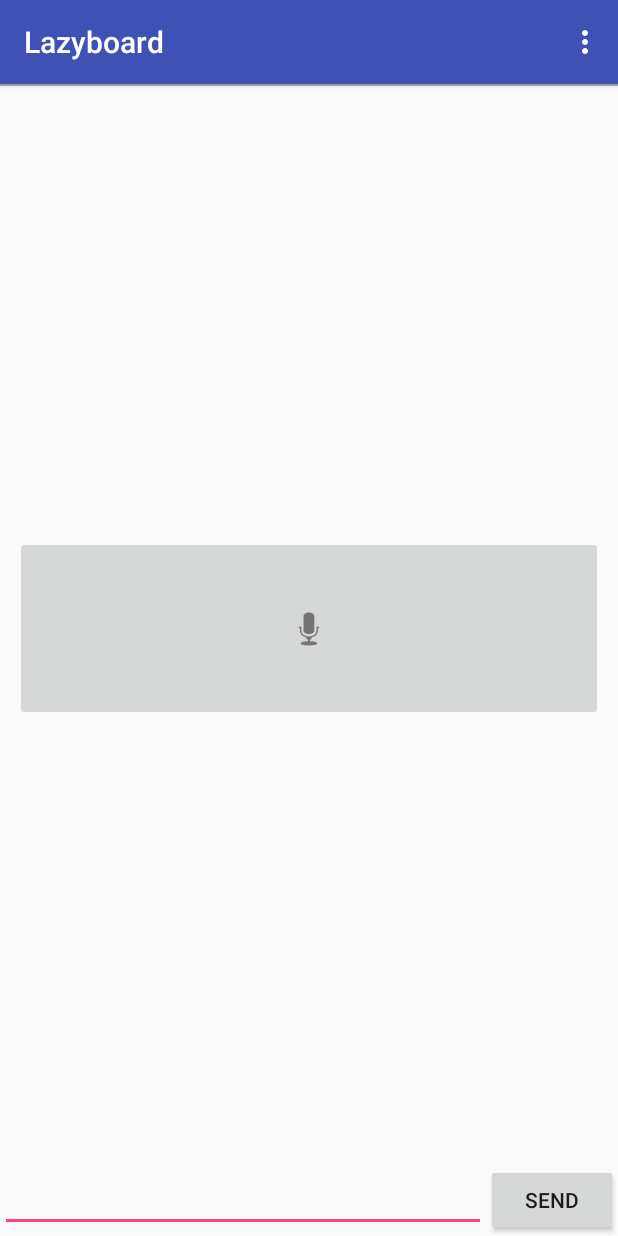
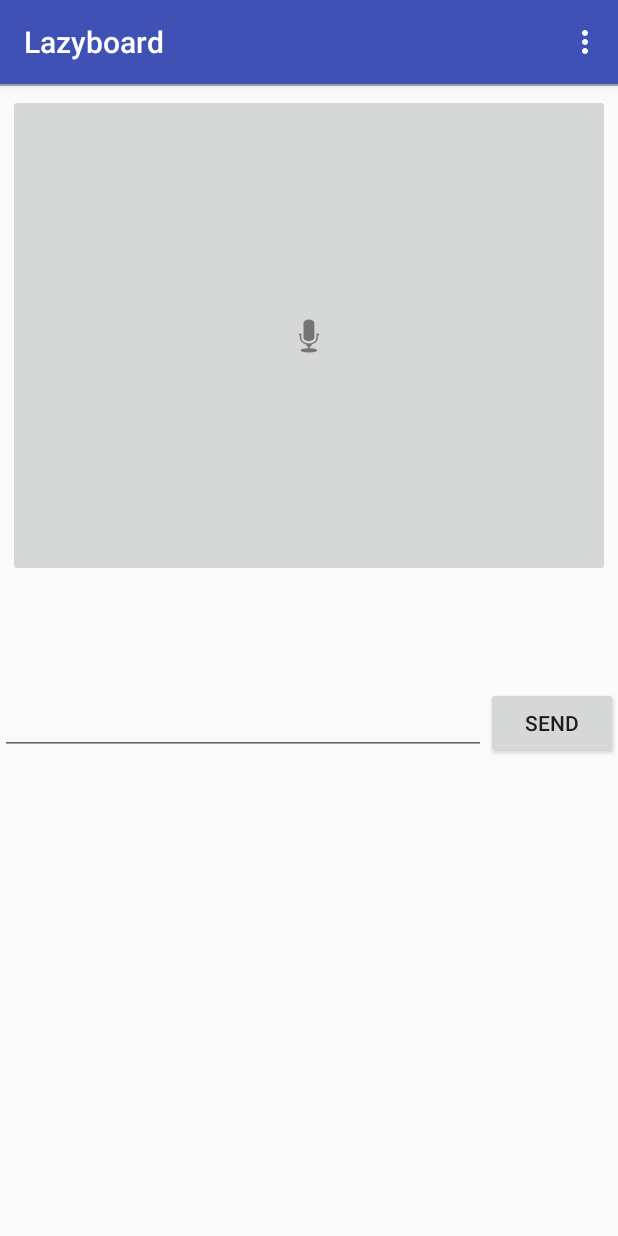
Before and after one commit to ofaucoz/lazyboard, an Android app: the screen it shows after launch (MainActivity), on a phone screen of 412 x 824 dp. Run offline under Robolectric (Android 15) with nearby library versions, the phone set to English and light mode, and no system bars.

Commit message:
android gui modification

```diff
--- a/Client/Lazyboard/app/src/main/java/com/ofaucoz/lazyboard/MainActivity.java
+++ b/Client/Lazyboard/app/src/main/java/com/ofaucoz/lazyboard/MainActivity.java
@@ -20,4 +20,4 @@ public class MainActivity extends AppCompatActivity {
 
 }
 
-//
+//aaaaaaaaaaaaaaaaaaaaaaa
--- a/Client/Lazyboard/app/src/main/res/layout/fragment_lazyboard.xml
+++ b/Client/Lazyboard/app/src/main/res/layout/fragment_lazyboard.xml
@@ -2,7 +2,56 @@
 <LinearLayout xmlns:android="http://schemas.android.com/apk/res/android"
     android:layout_width="match_parent"
     android:layout_height="match_parent"
-    android:orientation="vertical" >
+    android:orientation="vertical"
+    android:descendantFocusability="beforeDescendants"
+    android:focusableInTouchMode="true"
+    android:weightSum="1">
+
+
+
+    <LinearLayout
+        android:id="@+id/voice_recog"
+        android:layout_width="match_parent"
+        android:layout_height="118dp"
+        android:orientation="vertical"
+        android:weightSum="1"
+        android:layout_weight="0.91">
+
+        <ImageButton
+            android:id="@+id/btnSpeak"
+            android:layout_width="fill_parent"
+            android:layout_height="wrap_content"
+            android:layout_margin="5dp"
+            android:layout_marginRight="10dp"
+            android:layout_marginTop="40dp"
+            android:contentDescription="@string/speak"
+            android:src="@android:drawable/ic_btn_speak_now"
+            android:layout_weight="0.8" />
+
+    </LinearLayout>
+
+
+    <LinearLayout
+        android:layout_width="match_parent"
+        android:layout_height="wrap_content"
+        android:gravity="bottom"
+        android:orientation="horizontal">
+
+
+        <EditText
+            android:id="@+id/edit_text_out"
+            android:layout_width="wrap_content"
+            android:layout_height="wrap_content"
+            android:layout_gravity="bottom"
+            android:layout_weight="1"
+            android:textColor="#ff0000" />
+
+        <Button
+            android:id="@+id/button_send"
+            android:layout_width="wrap_content"
+            android:layout_height="wrap_content"
+            android:text="SEND" />
+    </LinearLayout>
 
     <LinearLayout
         android:id="@+id/history"
@@ -15,53 +64,10 @@
             android:id="@+id/history_list"
             android:layout_width="match_parent"
             android:layout_height="match_parent"
-            android:stackFromBottom="true"
+            android:stackFromBottom="false"
             android:divider="#e9e0e0"
             android:dividerHeight="1dp" />
 
     </LinearLayout>
 
-    <LinearLayout
-        android:id="@+id/voice_recog"
-        android:layout_width="match_parent"
-        android:layout_height="170dp"
-        android:orientation="vertical"
-        android:weightSum="1">
-
-        <ImageButton
-            android:id="@+id/btnSpeak"
-            android:layout_width="fill_parent"
-            android:layout_height="wrap_content"
-            android:layout_margin="10dp"
-            android:layout_marginRight="10dp"
-            android:layout_marginTop="50dp"
-            android:contentDescription="@string/speak"
-            android:src="@android:drawable/ic_btn_speak_now"
-            android:layout_weight="0.73" />
-
-    </LinearLayout>
-
-
-    <LinearLayout
-        android:layout_width="match_parent"
-        android:layout_height="0dp"
-        android:layout_weight="1"
-        android:gravity="bottom"
-        android:orientation="horizontal" >
-
-
-        <EditText
-            android:id="@+id/edit_text_out"
-            android:layout_width="wrap_content"
-            android:layout_height="wrap_content"
-            android:layout_gravity="bottom"
-            android:layout_weight="1" />
-
-        <Button
-            android:id="@+id/button_send"
-            android:layout_width="wrap_content"
-            android:layout_height="wrap_content"
-            android:text="SEND" />
-    </LinearLayout>
-
 </LinearLayout>
```
Also changed, not shown: 3 other files.
